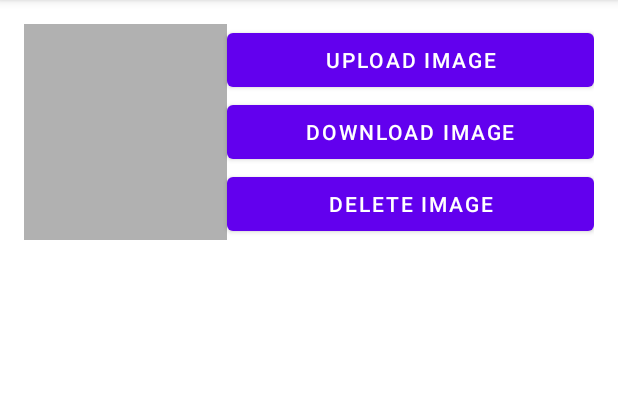
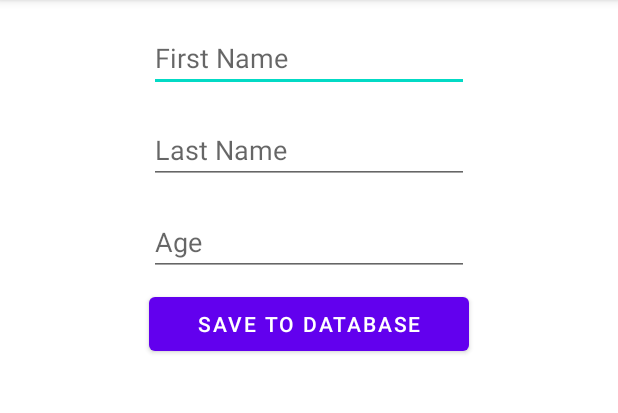
Before and after one commit to shubham3135/AndroidFirebaseTutorial, an Android app: the screen it shows after launch (MainActivity), on a phone screen of 412 x 824 dp, the part 84-497 px from its top. Run offline under Robolectric (Android 15) with nearby library versions, the phone set to English and light mode, and no system bars; our stand-ins replace Firebase (no records; nobody signed in at launch, a user with empty details on screens opened directly).

Commit message:
Upload data to firestore

```diff
--- a/app/build.gradle
+++ b/app/build.gradle
@@ -58,6 +58,9 @@ dependencies {
     //glide
     implementation 'com.github.bumptech.glide:glide:4.12.0'
 
+    // for firestore
+    implementation 'com.google.firebase:firebase-firestore-ktx:23.0.1'
+
     testImplementation 'junit:junit:4.+'
     androidTestImplementation 'androidx.test.ext:junit:1.1.2'
     androidTestImplementation 'androidx.test.espresso:espresso-core:3.3.0'
--- a/app/src/main/java/com/shubhamkumarwinner/firebasetut/ImageAdapter.kt
+++ /dev/null
@@ -1,27 +0,0 @@
-package com.shubhamkumarwinner.firebasetut
-
-import android.view.LayoutInflater
-import android.view.View
-import android.view.ViewGroup
-import androidx.recyclerview.widget.RecyclerView
-import com.bumptech.glide.Glide
-import kotlinx.android.synthetic.main.item_image.view.*
-
-class ImageAdapter(val urls: List<String>): RecyclerView.Adapter<ImageAdapter.ImageViewHolder>() {
-    inner class ImageViewHolder(itemView: View): RecyclerView.ViewHolder(itemView)
-
-    override fun onCreateViewHolder(parent: ViewGroup, viewType: Int): ImageViewHolder {
-        return ImageViewHolder(LayoutInflater.from(parent.context).inflate(
-            R.layout.item_image, parent, false
-        ))
-    }
-
-    override fun onBindViewHolder(holder: ImageViewHolder, position: Int) {
-        val url = urls[position]
-        Glide.with(holder.itemView).load(url).into(holder.itemView.ivImage)
-    }
-
-    override fun getItemCount(): Int {
-        return urls.size
-    }
-}
--- a/app/src/main/res/layout/activity_main.xml
+++ b/app/src/main/res/layout/activity_main.xml
@@ -7,50 +7,55 @@
     android:padding="16dp"
     tools:context=".MainActivity">
 
-    <ImageView
-        android:id="@+id/ivImage"
-        android:layout_width="135dp"
-        android:layout_height="0dp"
-        android:background="#B1B1B1"
-        app:layout_constraintBottom_toBottomOf="@+id/btnDeleteImage"
+    <EditText
+        android:id="@+id/etFirstName"
+        android:layout_width="wrap_content"
+        android:layout_height="wrap_content"
+        android:ems="10"
+        android:hint="First Name"
+        android:inputType="textPersonName"
+        app:layout_constraintEnd_toEndOf="parent"
+        app:layout_constraintHorizontal_bias="0.5"
         app:layout_constraintStart_toStartOf="parent"
         app:layout_constraintTop_toTopOf="parent" />
 
-    <Button
-        android:id="@+id/btnUploadImage"
-        android:layout_width="0dp"
+    <EditText
+        android:id="@+id/etLastName"
+        android:layout_width="wrap_content"
         android:layout_height="wrap_content"
-        android:text="Upload Image"
-        app:layout_constraintEnd_toEndOf="parent"
-        app:layout_constraintStart_toEndOf="@+id/ivImage"
-        app:layout_constraintTop_toTopOf="parent" />
-
-    <Button
-        android:id="@+id/btnDownloadImage"
-        android:layout_width="0dp"
-        android:layout_height="wrap_content"
-        android:text="Download Image"
-        app:layout_constraintEnd_toEndOf="parent"
-        app:layout_constraintStart_toEndOf="@+id/ivImage"
-        app:layout_constraintTop_toBottomOf="@+id/btnUploadImage" />
-
-    <Button
-        android:id="@+id/btnDeleteImage"
-        android:layout_width="0dp"
-        android:layout_height="wrap_content"
-        android:text="Delete Image"
-        app:layout_constraintEnd_toEndOf="parent"
-        app:layout_constraintStart_toEndOf="@+id/ivImage"
-        app:layout_constraintTop_toBottomOf="@+id/btnDownloadImage" />
-
-    <androidx.recyclerview.widget.RecyclerView
-        android:id="@+id/rvImages"
-        android:layout_width="0dp"
-        android:layout_height="0dp"
-        app:layout_constraintBottom_toBottomOf="parent"
+        android:layout_marginTop="16dp"
+        android:hint="Last Name"
+        android:ems="10"
+        android:inputType="textPersonName"
         app:layout_constraintEnd_toEndOf="parent"
         app:layout_constraintHorizontal_bias="0.5"
         app:layout_constraintStart_toStartOf="parent"
-        app:layout_constraintTop_toBottomOf="@+id/ivImage" />
+        app:layout_constraintTop_toBottomOf="@+id/etFirstName" />
+
+    <EditText
+        android:id="@+id/etAge"
+        android:layout_width="wrap_content"
+        android:layout_height="wrap_content"
+        android:layout_marginTop="16dp"
+        android:hint="Age"
+        android:ems="10"
+        android:inputType="textPersonName"
+        app:layout_constraintEnd_toEndOf="parent"
+        app:layout_constraintHorizontal_bias="0.5"
+        app:layout_constraintStart_toStartOf="parent"
+        app:layout_constraintTop_toBottomOf="@+id/etLastName" />
+
+    <Button
+        android:id="@+id/btnUploadData"
+        android:layout_width="0dp"
+        android:layout_height="wrap_content"
+        android:layout_marginTop="8dp"
+        android:text="Save to database"
+        app:layout_constraintEnd_toEndOf="@+id/etAge"
+        app:layout_constraintHorizontal_bias="0.5"
+        app:layout_constraintStart_toStartOf="@+id/etAge"
+        app:layout_constraintTop_toBottomOf="@+id/etAge" />
+
+
 
 </androidx.constraintlayout.widget.ConstraintLayout>
```
Also changed, not shown: app/src/main/java/com/shubhamkumarwinner/firebasetut/MainActivity.kt (+12 -103 lines), app/src/main/java/com/shubhamkumarwinner/firebasetut/Person.kt (added, +7 -0 lines), app/src/main/res/layout/item_image.xml (deleted, +0 -19 lines).
